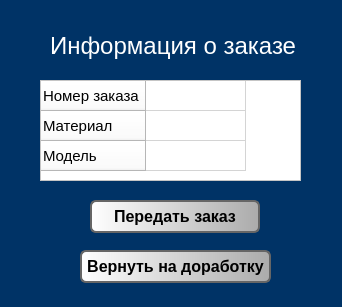
First picture: the form in Интерфейс/infowindow.ui, repository DarkFallenHunter/PI, before the edit.
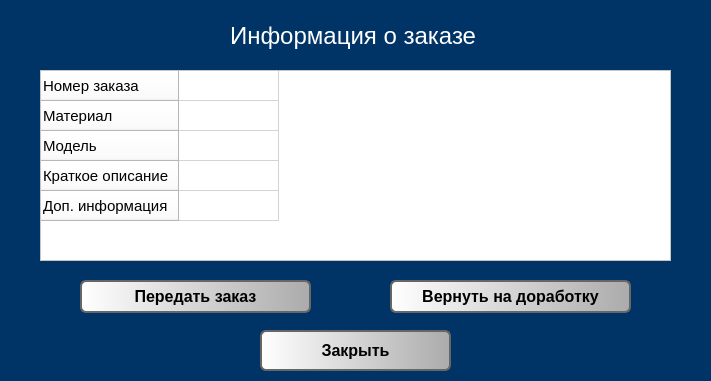
Second picture: the form after the edit.

Diff of the .ui file:
```diff
--- a/Интерфейс/infowindow.ui
+++ b/Интерфейс/infowindow.ui
@@ -6,10 +6,22 @@
    <rect>
     <x>0</x>
     <y>0</y>
-    <width>342</width>
-    <height>307</height>
+    <width>711</width>
+    <height>381</height>
    </rect>
   </property>
+  <property name="minimumSize">
+   <size>
+    <width>711</width>
+    <height>381</height>
+   </size>
+  </property>
+  <property name="maximumSize">
+   <size>
+    <width>711</width>
+    <height>381</height>
+   </size>
+  </property>
   <property name="windowTitle">
    <string>Form</string>
   </property>
@@ -20,9 +32,9 @@
    <property name="geometry">
     <rect>
      <x>40</x>
-     <y>80</y>
-     <width>261</width>
-     <height>101</height>
+     <y>70</y>
+     <width>631</width>
+     <height>191</height>
     </rect>
    </property>
    <property name="maximumSize">
@@ -50,7 +62,7 @@
     <bool>true</bool>
    </property>
    <property name="rowCount">
-    <number>3</number>
+    <number>5</number>
    </property>
    <property name="columnCount">
     <number>1</number>
@@ -90,6 +102,28 @@
      </font>
     </property>
    </row>
+   <row>
+    <property name="text">
+     <string>Краткое описание</string>
+    </property>
+    <property name="font">
+     <font>
+      <family>Arial</family>
+      <pointsize>11</pointsize>
+     </font>
+    </property>
+   </row>
+   <row>
+    <property name="text">
+     <string>Доп. информация</string>
+    </property>
+    <property name="font">
+     <font>
+      <family>Arial</family>
+      <pointsize>11</pointsize>
+     </font>
+    </property>
+   </row>
    <column>
     <property name="text">
      <string/>
@@ -102,9 +136,9 @@
    </property>
    <property name="geometry">
     <rect>
-     <x>90</x>
-     <y>200</y>
-     <width>170</width>
+     <x>80</x>
+     <y>280</y>
+     <width>231</width>
      <height>33</height>
     </rect>
    </property>
@@ -130,8 +164,8 @@
   <widget class="QLabel" name="info_order_label">
    <property name="geometry">
     <rect>
-     <x>50</x>
-     <y>30</y>
+     <x>230</x>
+     <y>20</y>
      <width>251</width>
      <height>31</height>
     </rect>
@@ -157,9 +191,9 @@
    </property>
    <property name="geometry">
     <rect>
-     <x>80</x>
-     <y>250</y>
-     <width>191</width>
+     <x>390</x>
+     <y>280</y>
+     <width>241</width>
      <height>33</height>
     </rect>
    </property>
@@ -182,6 +216,37 @@
     <string>Вернуть на доработку</string>
    </property>
   </widget>
+  <widget class="QPushButton" name="close_button">
+   <property name="enabled">
+    <bool>true</bool>
+   </property>
+   <property name="geometry">
+    <rect>
+     <x>260</x>
+     <y>330</y>
+     <width>191</width>
+     <height>41</height>
+    </rect>
+   </property>
+   <property name="font">
+    <font>
+     <family>Arial</family>
+     <pointsize>12</pointsize>
+     <weight>75</weight>
+     <bold>true</bold>
+    </font>
+   </property>
+   <property name="styleSheet">
+    <string notr="true">background-color: qlineargradient(spread:pad, x1:0, y1:0, x2:1, y2:0, stop:0 rgba(255, 255, 255, 255), stop:1 rgba(171,171,171,1));
+border-color: rgb(102, 102, 102);
+border: 2px solid rgb(102, 102, 102);
+border-radius: 6px;
+</string>
+   </property>
+   <property name="text">
+    <string>Закрыть</string>
+   </property>
+  </widget>
  </widget>
  <resources/>
  <connections/>
```
Left out of the diff: 6 changed lines with no effect on the pictures.
